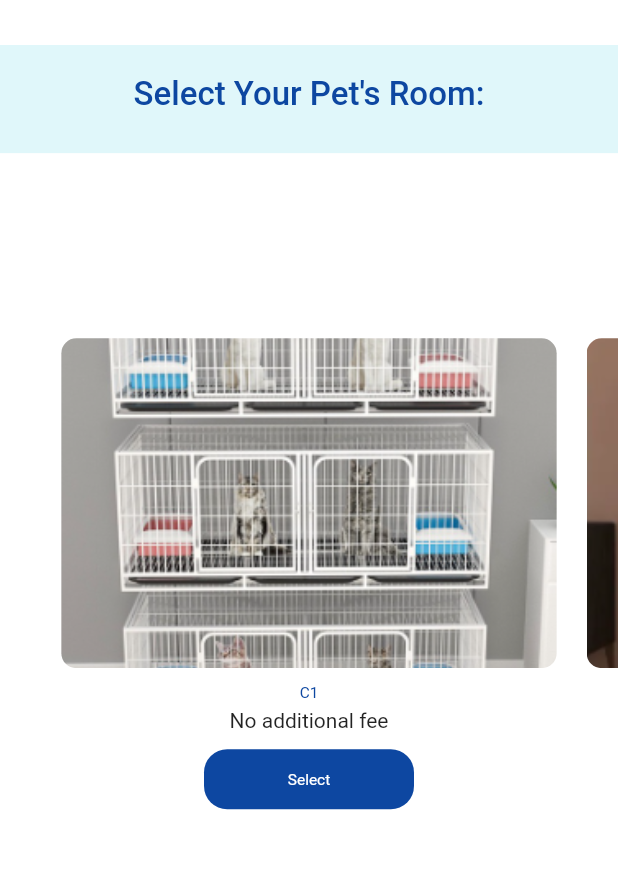
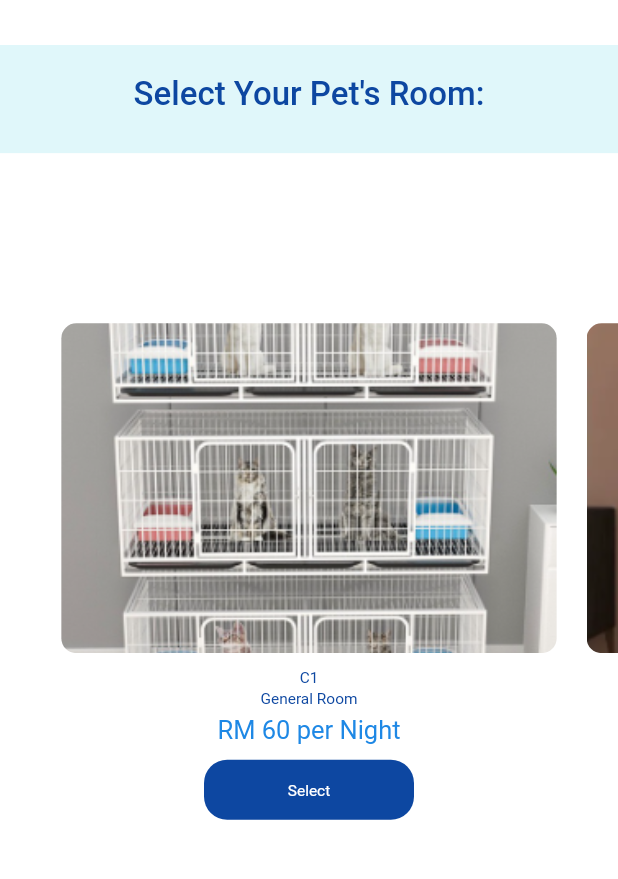
Before and after one commit to soonkeik123/FYP, a Flutter app: the BoardingReservation screen opened by its route, after a tap on "View Room", on a phone screen of 412 x 824 dp, the part 90-969 px from its top. Run offline on Flutter 3.47's test engine with Material 2 defaults, Android fonts, the light colour scheme and no system bars; our stand-ins replace dots_indicator, firebase_auth, firebase_core, firebase_database, flutter_login, geocoding and 4 more; missing offline and left inert: custom_date_range_picker; accounts and stored records are empty.

Commit message:
boarding and order confirmation'

```diff
--- a/lib/pages/reservation/boarding_reservation.dart
+++ b/lib/pages/reservation/boarding_reservation.dart
@@ -1,7 +1,7 @@
+import 'package:custom_date_range_picker/custom_date_range_picker.dart';
 import 'package:firebase_auth/firebase_auth.dart';
 import 'package:firebase_database/firebase_database.dart';
 import 'package:flutter/material.dart';
-import 'package:flutter_date_range_picker/flutter_date_range_picker.dart';
 import 'package:geocoding/geocoding.dart';
 import 'package:google_maps_flutter/google_maps_flutter.dart';
 import 'package:ohmypet/pages/reservation/select_room.dart';
@@ -37,7 +37,6 @@ class _BoardingReservationState extends State<BoardingReservation> {
 
   late bool isDog; // Define if it's dog or cat
 
-  late String serviceName;
   String roomtype = "";
   double price = 0;
 
@@ -54,6 +53,11 @@ class _BoardingReservationState extends State<BoardingReservation> {
   String selectedName = '';
   String dropdownValue = '';
   String petSize = '';
+  // Calender pick range date
+  String startDate = '';
+  String endDate = '';
+  // Amount of date (used to calculate price)
+  int numberOfDays = 1;
 
   bool _isDisposed = false;
 
@@ -246,16 +250,72 @@ class _BoardingReservationState extends State<BoardingReservation> {
                       height: 5,
                     ),
                     Container(
-                      width: double.maxFinite,
-                      height: 316,
-                      child: DateRangePickerWidget(
-                        maximumPeriodLength: 14,
-                        minimumPeriodLength: 1,
-                        // disabledDates: [DateTime(2023, 11, 20)],
-                        initialDisplayedDate: DateTime(2023, 8, 1),
-                        onPeriodChanged: (Period value) {
-                          debugPrint(value.toString());
-                        },
+                      height: 48,
+                      padding: const EdgeInsets.only(left: 10, right: 5),
+                      decoration: BoxDecoration(
+                        borderRadius:
+                            BorderRadius.circular(Dimensions.radius15),
+                        border:
+                            Border.all(color: AppColors.mainColor, width: 1.0),
+                      ),
+                      child: Row(
+                        mainAxisAlignment: MainAxisAlignment.spaceBetween,
+                        children: [
+                          Text(
+                            dateInput.text,
+                            style: TextStyle(
+                                fontSize: 16,
+                                color: AppColors.mainColor,
+                                fontWeight: FontWeight.w400),
+                          ),
+                          Container(
+                            alignment: Alignment.center,
+                            width: 45,
+                            height: 45,
+                            decoration: BoxDecoration(
+                              color: AppColors.dogBasicPurple,
+                              shape: BoxShape.circle,
+                            ),
+                            child: TextButton(
+                              onPressed: () {
+                                showCustomDateRangePicker(
+                                  context,
+                                  dismissible: true,
+                                  minimumDate: DateTime.now()
+                                      .add(const Duration(days: 1)),
+                                  maximumDate: DateTime.now()
+                                      .add(const Duration(days: 30)),
+                                  // startDate: DateTime.now()
+                                  //     .add(const Duration(days: 1)),
+                                  onApplyClick: (start, end) {
+                                    setState(() {
+                                      endDate = (end as DateTime)
+                                          .toString()
+                                          .split(' ')[0];
+                                      startDate = (start as DateTime)
+                                          .toString()
+                                          .split(' ')[0];
+                                      dateInput.text = "$startDate to $endDate";
+                                      numberOfDays = (end as DateTime)
+                                          .difference(start as DateTime)
+                                          .inDays;
+                                      print(
+                                          "Number of days between start and end: $numberOfDays");
+                                    });
+                                  },
+                                  onCancelClick: () {
+                                    setState(() {
+                                      endDate = '';
+                                      startDate = '';
+                                    });
+                                  },
+                                );
+                              },
+                              child: const Icon(Icons.calendar_today_outlined,
+                                  color: Colors.white),
+                            ),
+                          )
+                        ],
                       ),
                     ),
 
@@ -292,14 +352,20 @@ class _BoardingReservationState extends State<BoardingReservation> {
                               ),
                               child: TextButton(
                                   onPressed: () async {
+                                    if (petSize == '') {
+                                      calculatePrice(dropdownValue);
+                                    }
                                     roomtype = await Navigator.push(
                                       context,
                                       MaterialPageRoute(
                                           builder: (context) => isDog
-                                              ? SelectRoomPage(dogBoard: true)
+                                              ? SelectRoomPage(
+                                                  dogBoard: true,
+                                                  petSize: petSize)
                                               : SelectRoomPage(
-                                                  dogBoard:
-                                                      false)), // Replace NewPage with the name of new page class
+                                                  dogBoard: false,
+                                                  petSize: petSize,
+                                                )), // Replace NewPage with the name of new page class
                                     );
                                     print(roomtype);
                                     setState(() {
@@ -418,10 +484,10 @@ class _BoardingReservationState extends State<BoardingReservation> {
                             MaterialPageRoute(
                                 builder: (context) => OrderConfirmationPage(
                                       pet: selectedName,
-                                      service: serviceName,
+                                      service: _serviceTypeController.text,
                                       date: dateInput.text,
                                       time: '',
-                                      room: '',
+                                      room: roomSelected,
                                       taxi: isChecked,
                                       price: price,
                                       address: _addressController.text,
@@ -536,27 +602,31 @@ class _BoardingReservationState extends State<BoardingReservation> {
 
             if (petSize == "Small" || petSize == "Medium") {
               if (roomSelected == "D1" || roomSelected == "C1") {
-                price += 50;
+                price += (50 * numberOfDays);
               } else if (roomSelected == "D2" || roomSelected == "C2") {
-                price += 60;
+                price += (60 * numberOfDays);
               } else if (roomSelected == "D3" || roomSelected == "C3") {
-                price += 70;
+                price += (70 * numberOfDays);
               } else {
                 print("Unknown error in price getting.");
               }
             } else if (petSize == "Large" || petSize == "Giant") {
               if (roomSelected == "D1" || roomSelected == "C1") {
-                price += 60;
+                price += (60 * numberOfDays);
               } else if (roomSelected == "D2" || roomSelected == "C2") {
-                price += 70;
+                price += (70 * numberOfDays);
               } else if (roomSelected == "D3" || roomSelected == "C3") {
-                price += 80;
+                price += (80 * numberOfDays);
               } else {
                 print("Unknown error in price getting.");
               }
             }
+            if (isChecked) {
+              price += 20;
+            }
 
             print('Pet size: $petSize'); // Checking purpose
+            print('RM $price');
           }
         });
       }
--- a/lib/pages/reservation/groom_reservation.dart
+++ b/lib/pages/reservation/groom_reservation.dart
@@ -594,6 +594,7 @@ class _GroomReservationPageState extends State<GroomReservationPage> {
               print('Pet size: $price'); // Checking purpose
             }
           }
+          price += 20;
         });
       }
     });
--- a/lib/pages/reservation/order_confirmation.dart
+++ b/lib/pages/reservation/order_confirmation.dart
@@ -125,9 +125,6 @@ class _OrderConfirmationPageState extends State<OrderConfirmationPage> {
           }
         }
       }
-    }
-    if (taxiChecked) {
-      totalPrice += 20;
     }
     return totalPrice;
   }
--- a/lib/pages/reservation/select_room.dart
+++ b/lib/pages/reservation/select_room.dart
@@ -9,8 +9,9 @@ import 'package:ohmypet/widgets/title_text.dart';
 class SelectRoomPage extends StatefulWidget {
   static const selectDogRoom = '/selectDogRoom';
   static const selectCatRoom = '/selectCatRoom';
+  String petSize;
   bool dogBoard;
-  SelectRoomPage({super.key, required this.dogBoard});
+  SelectRoomPage({super.key, required this.dogBoard, required this.petSize});
 
   @override
   State<SelectRoomPage> createState() => _SelectRoomPageState();
@@ -21,36 +22,47 @@ class _SelectRoomPageState extends State<SelectRoomPage> {
       viewportFraction: 0.85); // Decide the space between each slide
 
   late bool isDog;
+  late String petSize = '';
 
   List<Map<String, dynamic>> boardingList = [
     {
       'type': 'Cat Boarding',
       'rooms': ['C1', 'C2', 'C3'],
+      'names': ['General Room', 'Deluxe Room', 'Superior Room'],
       'imageURL': [
         'assets/images/cat-cage-2.png',
         'assets/images/cat-cage-1.png',
         'assets/images/cat-cage-3.png',
       ],
-      'prices': [0, 10, 20],
-      'descriptions': [
-        'No additional fee',
-        'Additional RM 10',
-        'Additional RM 20',
+      'small_medium': [
+        'RM 50 per Night',
+        'RM 60 per Night',
+        'RM 70 per Night',
+      ],
+      'large_giant': [
+        'RM 60 per Night',
+        'RM 70 per Night',
+        'RM 80 per Night',
       ],
     },
     {
       'type': 'Dog Boarding',
       'rooms': ['D1', 'D2', 'D3'],
+      'names': ['General Room', 'Deluxe Room', 'Superior Room'],
       'imageURL': [
         'assets/images/dog-cage-1.png',
         'assets/images/dog-cage-2.png',
         'assets/images/dog-cage-3.png',
       ],
-      'prices': [0, 10, 20],
-      'descriptions': [
-        'No additional fee',
-        'Additional RM 10',
-        'Additional RM 20',
+      'small_medium': [
+        'RM 50 per Night',
+        'RM 60 per Night',
+        'RM 70 per Night',
+      ],
+      'large_giant': [
+        'RM 60 per Night',
+        'RM 70 per Night',
+        'RM 80 per Night',
       ],
     },
   ];
@@ -59,6 +71,10 @@ class _SelectRoomPageState extends State<SelectRoomPage> {
   void initState() {
     // print("actual size = ${Dimensions.screenHeight}");
     isDog = widget.dogBoard;
+    setState(() {
+      petSize = widget.petSize;
+    });
+
     super.initState();
   }
 
@@ -115,7 +131,7 @@ class _SelectRoomPageState extends State<SelectRoomPage> {
                           // Slider for room
                           Container(
                             margin: const EdgeInsets.only(top: 20),
-                            height: 350,
+                            height: 370,
                             child: PageView.builder(
                                 controller: pageController,
                                 itemCount: 3,
@@ -160,14 +176,24 @@ class _SelectRoomPageState extends State<SelectRoomPage> {
                   ? TitleText(text: boardingList[1]['rooms'][index])
                   : TitleText(text: boardingList[0]['rooms'][index]),
               const SizedBox(
+                height: 2,
+              ),
+              isDog
+                  ? TitleText(text: boardingList[1]['names'][index])
+                  : TitleText(text: boardingList[0]['names'][index]),
+              const SizedBox(
                 height: 5,
               ),
               SmallText(
                 text: isDog
-                    ? boardingList[1]['descriptions'][index]
-                    : boardingList[0]['descriptions'][index],
-                size: 14,
-                color: AppColors.textColor,
+                    ? ((petSize == "Small" || petSize == "Medium")
+                        ? boardingList[1]['small_medium'][index]
+                        : boardingList[1]['large_giant'][index])
+                    : ((petSize == "Small" || petSize == "Medium")
+                        ? boardingList[0]['small_medium'][index]
+                        : boardingList[0]['large_giant'][index]),
+                size: 17,
+                color: Colors.blue.shade600,
               ),
               const SizedBox(
                 height: 10,
--- a/pubspec.yaml
+++ b/pubspec.yaml
@@ -45,7 +45,7 @@ dependencies:
   provider: ^6.0.3
   http: ^0.13.5
   flutter_typeahead: ^3.1.3
-  flutter_date_range_picker: ^0.0.5
+  custom_date_range_picker: ^1.0.6
 
 
 
```
Also changed, not shown: lib/main.dart (+0 -7 lines), pubspec.lock.
